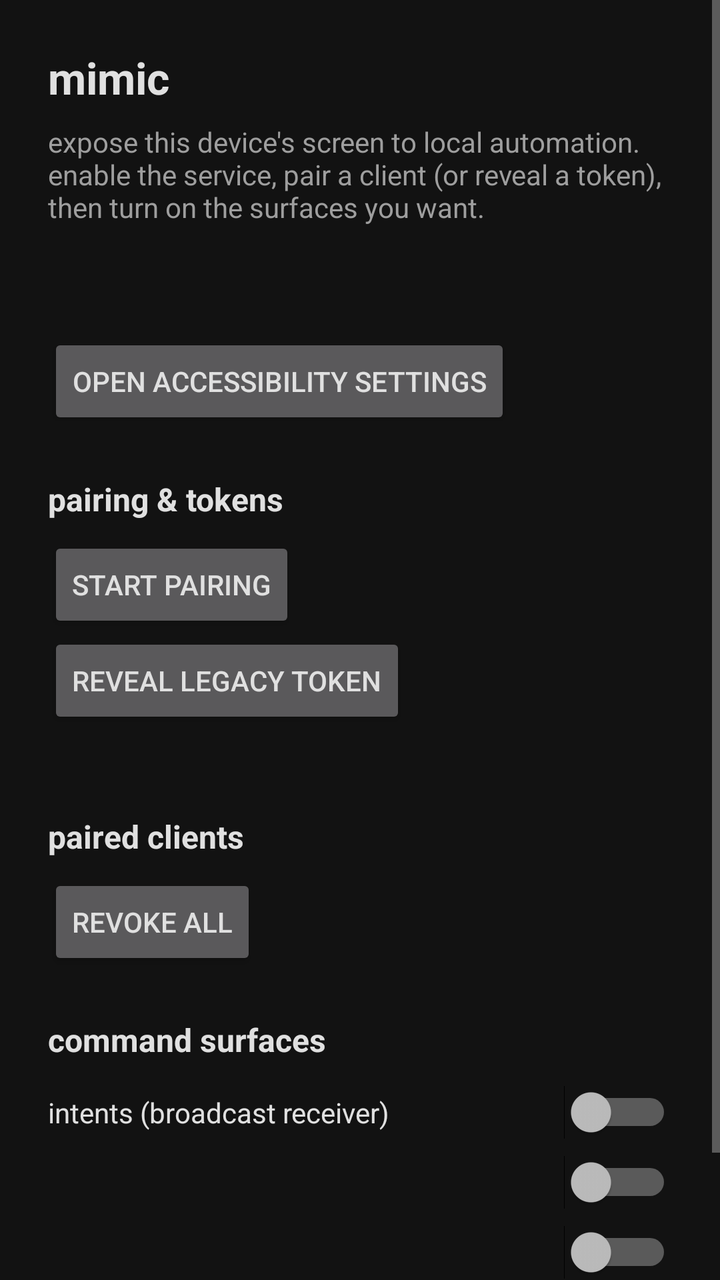
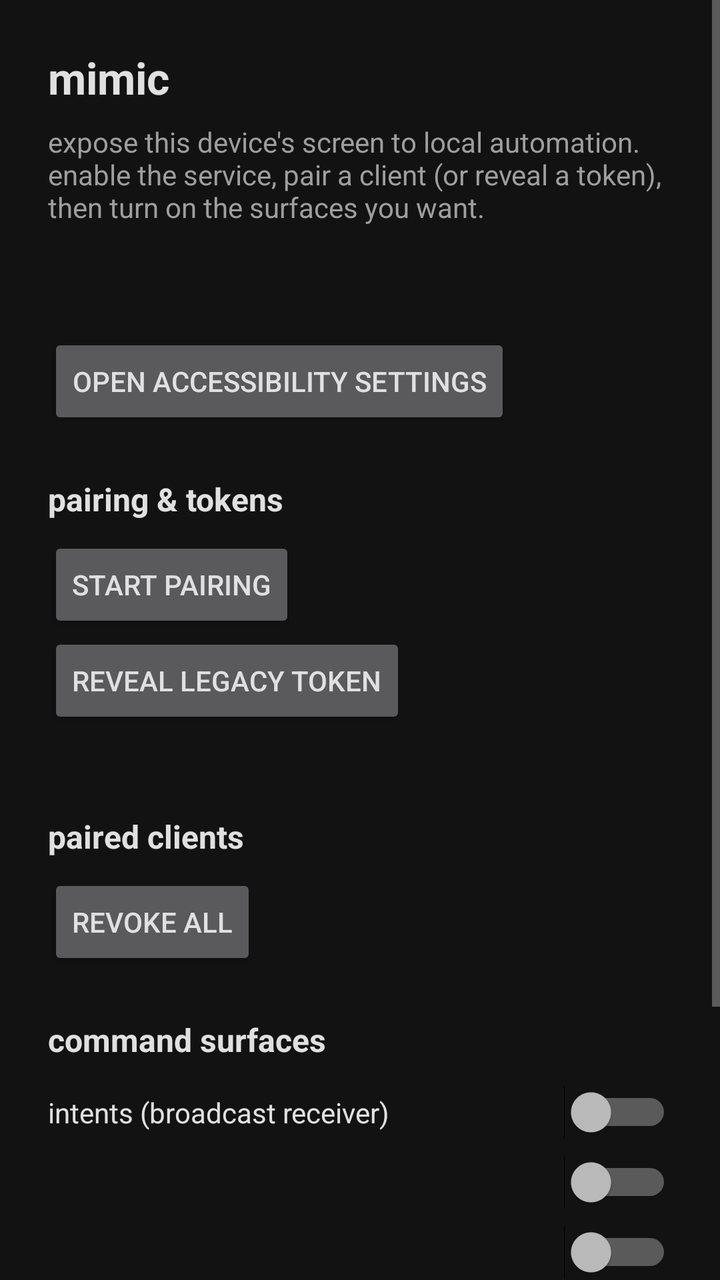

Compare the two renders of this Android layout. The source of the first and the diff that turns it into the second are given below.
<!-- AndroidManifest.xml: application theme AppTheme -->
<!-- res/layout/activity_main.xml -->
<?xml version="1.0" encoding="utf-8"?>
<ScrollView xmlns:android="http://schemas.android.com/apk/res/android"
    android:layout_width="match_parent"
    android:layout_height="match_parent"
    android:fillViewport="true">

    <LinearLayout
        android:layout_width="match_parent"
        android:layout_height="wrap_content"
        android:orientation="vertical"
        android:padding="24dp">

        <TextView
            android:layout_width="wrap_content"
            android:layout_height="wrap_content"
            android:text="@string/app_name"
            android:textColor="@color/fg"
            android:textSize="22sp"
            android:textStyle="bold"
            android:paddingBottom="8dp" />

        <TextView
            android:layout_width="match_parent"
            android:layout_height="wrap_content"
            android:text="@string/intro"
            android:textColor="@color/muted"
            android:paddingBottom="24dp" />

        <TextView
            android:id="@+id/service_status"
            android:layout_width="wrap_content"
            android:layout_height="wrap_content"
            android:textColor="@color/fg"
            android:textSize="16sp"
            android:paddingBottom="8dp" />

        <Button
            android:id="@+id/open_settings"
            android:layout_width="wrap_content"
            android:layout_height="wrap_content"
            android:text="@string/open_settings"
            android:layout_marginBottom="24dp" />

        <TextView
            android:layout_width="wrap_content"
            android:layout_height="wrap_content"
            android:text="@string/creds_title"
            android:textColor="@color/fg"
            android:textSize="16sp"
            android:textStyle="bold"
            android:paddingBottom="8dp" />

        <Button
            android:id="@+id/start_pairing"
            android:layout_width="wrap_content"
            android:layout_height="wrap_content"
            android:text="@string/start_pairing" />

        <Button
            android:id="@+id/legacy_token"
            android:layout_width="wrap_content"
            android:layout_height="wrap_content"
            android:text="@string/legacy_token" />

        <TextView
            android:id="@+id/creds"
            android:layout_width="match_parent"
            android:layout_height="wrap_content"
            android:textColor="@color/accent"
            android:textSize="14sp"
            android:fontFamily="monospace"
            android:textIsSelectable="true"
            android:paddingTop="8dp"
            android:layout_marginBottom="16dp" />

        <TextView
            android:layout_width="wrap_content"
            android:layout_height="wrap_content"
            android:text="@string/clients_title"
            android:textColor="@color/fg"
            android:textSize="16sp"
            android:textStyle="bold"
            android:paddingBottom="8dp" />

        <LinearLayout
            android:id="@+id/clients"
            android:layout_width="match_parent"
            android:layout_height="wrap_content"
            android:orientation="vertical" />

        <Button
            android:id="@+id/clear_paired"
            android:layout_width="wrap_content"
            android:layout_height="wrap_content"
            android:text="@string/clear_paired"
            android:layout_marginBottom="24dp" />

        <TextView
            android:layout_width="wrap_content"
            android:layout_height="wrap_content"
            android:text="@string/surfaces_title"
            android:textColor="@color/fg"
            android:textSize="16sp"
            android:textStyle="bold"
            android:paddingBottom="8dp" />

        <Switch
            android:id="@+id/sw_intents"
            android:layout_width="match_parent"
            android:layout_height="wrap_content"
            android:text="@string/sw_intents"
            android:textColor="@color/fg"
            android:paddingVertical="8dp" />

        <Switch
            android:id="@+id/sw_http"
            android:layout_width="match_parent"
            android:layout_height="wrap_content"
            android:textColor="@color/fg"
            android:paddingVertical="8dp" />

        <Switch
            android:id="@+id/sw_mcp"
            android:layout_width="match_parent"
            android:layout_height="wrap_content"
            android:textColor="@color/fg"
            android:paddingVertical="8dp" />

        <Switch
            android:id="@+id/sw_boot"
            android:layout_width="match_parent"
            android:layout_height="wrap_content"
            android:text="@string/boot"
            android:textColor="@color/fg"
            android:layout_marginTop="16dp" />

    </LinearLayout>
</ScrollView>
<!-- resources referenced by this layout -->
<resources>
  <color name="accent">#4CAF50</color>
  <color name="fg">#E0E0E0</color>
  <color name="muted">#9E9E9E</color>
  <string name="app_name">mimic</string>
  <string name="boot">restart surfaces on boot</string>
  <string name="clear_paired">revoke all</string>
  <string name="clients_title">paired clients</string>
  <string name="creds_title">pairing &amp; tokens</string>
  <string name="intro">expose this device\'s screen to local automation. enable the service, pair a client (or reveal a token), then turn on the surfaces you want.</string>
  <string name="legacy_token">reveal legacy token</string>
  <string name="open_settings">open accessibility settings</string>
  <string name="start_pairing">start pairing</string>
  <string name="surfaces_title">command surfaces</string>
  <string name="sw_intents">intents (broadcast receiver)</string>
  <style name="AppTheme" parent="@android:style/Theme.Material">
          <item name="android:colorBackground">@color/bg</item>
          <item name="android:windowBackground">@color/bg</item>
          <item name="android:textColorPrimary">@color/fg</item>
          <item name="android:textColorSecondary">@color/muted</item>
          <item name="android:colorAccent">@color/accent</item>
      </style>
  <color name="bg">#121212</color>
</resources>

<!-- the commit's change to res/layout/activity_main.xml (unified diff, before → after) -->
@@ -126,6 +126,49 @@
             android:textColor="@color/fg"
             android:paddingVertical="8dp" />
 
+        <TextView
+            android:text="@string/bind_title"
+            android:layout_width="wrap_content"
+            android:layout_height="wrap_content"
+            android:textColor="@color/fg"
+            android:layout_marginTop="12dp" />
+
+        <Spinner
+            android:id="@+id/bind_spinner"
+            android:layout_width="match_parent"
+            android:layout_height="wrap_content" />
+
+        <LinearLayout
+            android:layout_width="match_parent"
+            android:layout_height="wrap_content"
+            android:orientation="horizontal"
+            android:gravity="center_vertical">
+
+            <TextView
+                android:id="@+id/address"
+                android:layout_width="0dp"
+                android:layout_height="wrap_content"
+                android:layout_weight="1"
+                android:textColor="@color/accent"
+                android:fontFamily="monospace"
+                android:textIsSelectable="true" />
+
+            <Button
+                android:id="@+id/copy_address"
+                android:layout_width="wrap_content"
+                android:layout_height="wrap_content"
+                android:text="@string/copy" />
+
+        </LinearLayout>
+
+        <TextView
+            android:id="@+id/lan_warning"
+            android:layout_width="match_parent"
+            android:layout_height="wrap_content"
+            android:text="@string/lan_warning"
+            android:textColor="@color/muted"
+            android:visibility="gone" />
+
         <Switch
             android:id="@+id/sw_boot"
             android:layout_width="match_parent"
<!-- resource entries referenced after the edit -->
@@ -4,11 +4,14 @@
   <color name="fg">#E0E0E0</color>
   <color name="muted">#9E9E9E</color>
   <string name="app_name">mimic</string>
+  <string name="bind_title">bind interface (http/mcp)</string>
   <string name="boot">restart surfaces on boot</string>
   <string name="clear_paired">revoke all</string>
   <string name="clients_title">paired clients</string>
+  <string name="copy">copy</string>
   <string name="creds_title">pairing &amp; tokens</string>
   <string name="intro">expose this device\'s screen to local automation. enable the service, pair a client (or reveal a token), then turn on the surfaces you want.</string>
+  <string name="lan_warning">reachable on your network; only the token protects it.</string>
   <string name="legacy_token">reveal legacy token</string>
   <string name="open_settings">open accessibility settings</string>
   <string name="start_pairing">start pairing</string>
